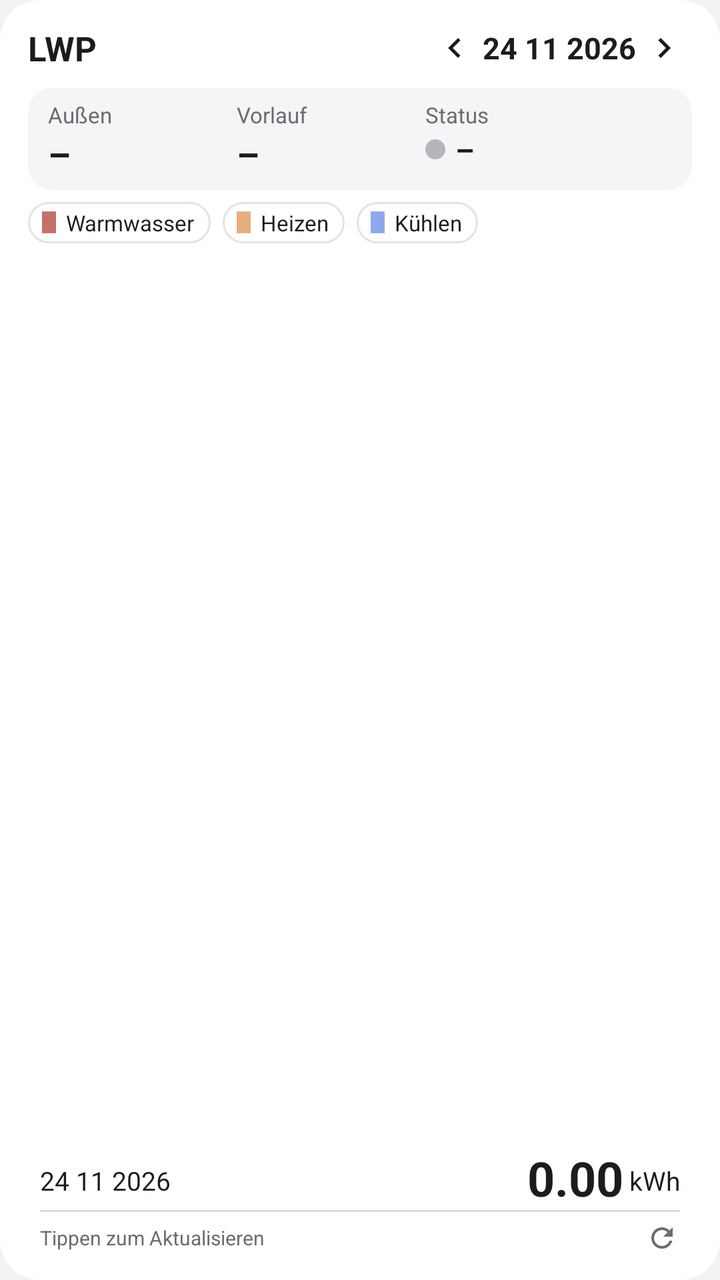
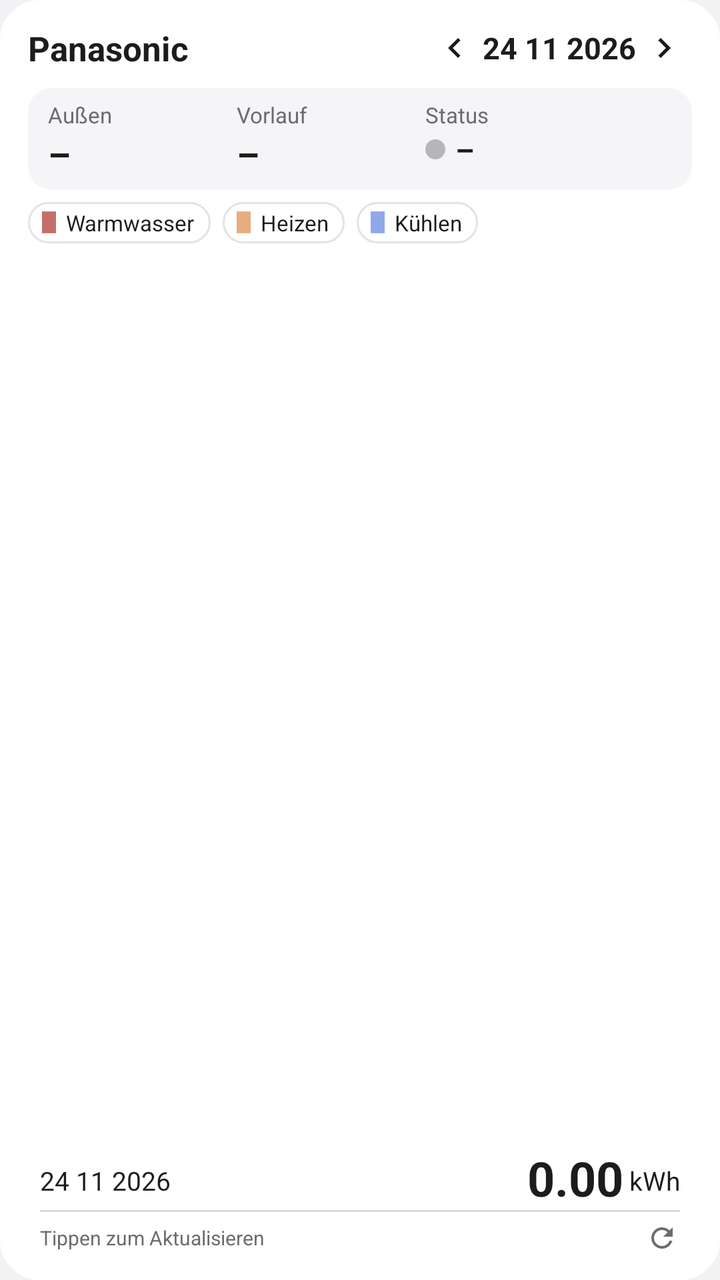

Before-and-after screenshots of an Android layout around one commit, followed by the original layout XML and the change that was made.
<!-- AndroidManifest.xml: application theme AppTheme -->
<!-- res/layout/widget_lwp.xml -->
<?xml version="1.0" encoding="utf-8"?>
<LinearLayout xmlns:android="http://schemas.android.com/apk/res/android"
    android:id="@+id/root"
    android:layout_width="match_parent"
    android:layout_height="match_parent"
    android:background="@drawable/widget_bg"
    android:orientation="vertical"
    android:paddingStart="14dp"
    android:paddingTop="10dp"
    android:paddingEnd="14dp"
    android:paddingBottom="8dp">

    
    <LinearLayout
        android:layout_width="match_parent"
        android:layout_height="wrap_content"
        android:gravity="center_vertical"
        android:orientation="horizontal">

        <TextView
            android:id="@+id/title"
            android:layout_width="0dp"
            android:layout_height="wrap_content"
            android:layout_weight="1"
            android:ellipsize="end"
            android:maxLines="1"
            android:text="LWP"
            android:textColor="@color/text_primary"
            android:textSize="17sp"
            android:textStyle="bold" />

        <ImageView
            android:id="@+id/prev"
            android:layout_width="28dp"
            android:layout_height="28dp"
            android:contentDescription="Vorheriger Tag"
            android:padding="4dp"
            android:src="@drawable/ic_chevron_left" />

        <TextView
            android:id="@+id/date"
            android:layout_width="wrap_content"
            android:layout_height="wrap_content"
            android:text="24 11 2026"
            android:textColor="@color/text_primary"
            android:textSize="15sp"
            android:textStyle="bold" />

        <ImageView
            android:id="@+id/next"
            android:layout_width="28dp"
            android:layout_height="28dp"
            android:contentDescription="Nächster Tag"
            android:padding="4dp"
            android:src="@drawable/ic_chevron_right" />
    </LinearLayout>

    
    <LinearLayout
        android:layout_width="match_parent"
        android:layout_height="wrap_content"
        android:layout_marginTop="6dp"
        android:background="@drawable/live_bg"
        android:baselineAligned="false"
        android:orientation="horizontal"
        android:paddingStart="10dp"
        android:paddingTop="6dp"
        android:paddingEnd="10dp"
        android:paddingBottom="6dp">

        <LinearLayout
            android:layout_width="0dp"
            android:layout_height="wrap_content"
            android:layout_weight="1"
            android:orientation="vertical">

            <TextView
                android:layout_width="wrap_content"
                android:layout_height="wrap_content"
                android:text="Außen"
                android:textColor="@color/text_secondary"
                android:textSize="11sp" />

            <TextView
                android:id="@+id/outdoor"
                android:layout_width="wrap_content"
                android:layout_height="wrap_content"
                android:text="–"
                android:textColor="@color/text_primary"
                android:textSize="18sp"
                android:textStyle="bold" />
        </LinearLayout>

        <LinearLayout
            android:layout_width="0dp"
            android:layout_height="wrap_content"
            android:layout_weight="1"
            android:orientation="vertical">

            <TextView
                android:id="@+id/flow_label"
                android:layout_width="wrap_content"
                android:layout_height="wrap_content"
                android:text="Vorlauf"
                android:textColor="@color/text_secondary"
                android:textSize="11sp" />

            <TextView
                android:id="@+id/flow"
                android:layout_width="wrap_content"
                android:layout_height="wrap_content"
                android:text="–"
                android:textColor="@color/text_primary"
                android:textSize="18sp"
                android:textStyle="bold" />
        </LinearLayout>

        <LinearLayout
            android:layout_width="0dp"
            android:layout_height="wrap_content"
            android:layout_weight="1.3"
            android:orientation="vertical">

            <TextView
                android:layout_width="wrap_content"
                android:layout_height="wrap_content"
                android:text="Status"
                android:textColor="@color/text_secondary"
                android:textSize="11sp" />

            <LinearLayout
                android:layout_width="wrap_content"
                android:layout_height="wrap_content"
                android:gravity="center_vertical"
                android:orientation="horizontal">

                <ImageView
                    android:id="@+id/activity_dot"
                    android:layout_width="10dp"
                    android:layout_height="10dp"
                    android:layout_marginEnd="5dp"
                    android:src="@drawable/dot_idle" />

                <TextView
                    android:id="@+id/activity"
                    android:layout_width="wrap_content"
                    android:layout_height="wrap_content"
                    android:maxLines="1"
                    android:text="–"
                    android:textColor="@color/text_primary"
                    android:textSize="15sp"
                    android:textStyle="bold" />
            </LinearLayout>
        </LinearLayout>
    </LinearLayout>

    
    <LinearLayout
        android:layout_width="match_parent"
        android:layout_height="wrap_content"
        android:layout_marginTop="6dp"
        android:orientation="horizontal">

        <LinearLayout
            android:layout_width="wrap_content"
            android:layout_height="wrap_content"
            android:layout_marginEnd="6dp"
            android:background="@drawable/chip_bg"
            android:gravity="center_vertical"
            android:orientation="horizontal"
            android:paddingStart="7dp"
            android:paddingTop="3dp"
            android:paddingEnd="8dp"
            android:paddingBottom="3dp">

            <ImageView
                android:layout_width="7dp"
                android:layout_height="11dp"
                android:layout_marginEnd="5dp"
                android:src="@drawable/legend_hot_water" />

            <TextView
                android:layout_width="wrap_content"
                android:layout_height="wrap_content"
                android:text="Warmwasser"
                android:textColor="@color/text_primary"
                android:textSize="11sp" />
        </LinearLayout>

        <LinearLayout
            android:layout_width="wrap_content"
            android:layout_height="wrap_content"
            android:layout_marginEnd="6dp"
            android:background="@drawable/chip_bg"
            android:gravity="center_vertical"
            android:orientation="horizontal"
            android:paddingStart="7dp"
            android:paddingTop="3dp"
            android:paddingEnd="8dp"
            android:paddingBottom="3dp">

            <ImageView
                android:layout_width="7dp"
                android:layout_height="11dp"
                android:layout_marginEnd="5dp"
                android:src="@drawable/legend_heat" />

            <TextView
                android:layout_width="wrap_content"
                android:layout_height="wrap_content"
                android:text="Heizen"
                android:textColor="@color/text_primary"
                android:textSize="11sp" />
        </LinearLayout>

        <LinearLayout
            android:layout_width="wrap_content"
            android:layout_height="wrap_content"
            android:background="@drawable/chip_bg"
            android:gravity="center_vertical"
            android:orientation="horizontal"
            android:paddingStart="7dp"
            android:paddingTop="3dp"
            android:paddingEnd="8dp"
            android:paddingBottom="3dp">

            <ImageView
                android:layout_width="7dp"
                android:layout_height="11dp"
                android:layout_marginEnd="5dp"
                android:src="@drawable/legend_cool" />

            <TextView
                android:layout_width="wrap_content"
                android:layout_height="wrap_content"
                android:text="Kühlen"
                android:textColor="@color/text_primary"
                android:textSize="11sp" />
        </LinearLayout>
    </LinearLayout>

    
    <ImageView
        android:id="@+id/chart"
        android:layout_width="match_parent"
        android:layout_height="0dp"
        android:layout_marginTop="4dp"
        android:layout_weight="1"
        android:contentDescription="Stündlicher Verbrauch"
        android:scaleType="fitXY" />

    
    <LinearLayout
        android:layout_width="match_parent"
        android:layout_height="wrap_content"
        android:gravity="bottom"
        android:orientation="horizontal"
        android:paddingStart="6dp"
        android:paddingEnd="6dp">

        <TextView
            android:id="@+id/total_date"
            android:layout_width="0dp"
            android:layout_height="wrap_content"
            android:layout_marginBottom="3dp"
            android:layout_weight="1"
            android:text="24 11 2026"
            android:textColor="@color/text_primary"
            android:textSize="13sp" />

        <TextView
            android:id="@+id/total"
            android:layout_width="wrap_content"
            android:layout_height="wrap_content"
            android:text="0.00"
            android:textColor="@color/text_primary"
            android:textSize="24sp"
            android:textStyle="bold" />

        <TextView
            android:layout_width="wrap_content"
            android:layout_height="wrap_content"
            android:layout_marginStart="3dp"
            android:layout_marginBottom="3dp"
            android:text="kWh"
            android:textColor="@color/text_primary"
            android:textSize="13sp" />
    </LinearLayout>

    <ImageView
        android:layout_width="match_parent"
        android:layout_height="1dp"
        android:layout_marginStart="6dp"
        android:layout_marginEnd="6dp"
        android:src="@color/divider" />

    
    <LinearLayout
        android:layout_width="match_parent"
        android:layout_height="wrap_content"
        android:gravity="center_vertical"
        android:orientation="horizontal"
        android:paddingStart="6dp">

        <TextView
            android:id="@+id/updated"
            android:layout_width="0dp"
            android:layout_height="wrap_content"
            android:layout_weight="1"
            android:ellipsize="end"
            android:maxLines="1"
            android:text="Tippen zum Aktualisieren"
            android:textColor="@color/text_secondary"
            android:textSize="10sp" />

        <ImageView
            android:id="@+id/refresh"
            android:layout_width="30dp"
            android:layout_height="26dp"
            android:contentDescription="Aktualisieren"
            android:padding="5dp"
            android:src="@drawable/ic_refresh" />
    </LinearLayout>
</LinearLayout>
<!-- resources referenced by this layout -->
<resources>
  <color name="divider">#FFDADADF</color>
  <color name="text_primary">#FF1C1C1E</color>
  <color name="text_secondary">#FF6B6B70</color>
  <!-- drawable chip_bg (drawable) -->
  <?xml version="1.0" encoding="utf-8"?>
  <shape xmlns:android="http://schemas.android.com/apk/res/android" android:shape="rectangle">
      <solid android:color="@color/card" />
      <stroke android:width="1dp" android:color="@color/chip_stroke" />
      <corners android:radius="10dp" />
  </shape>
  <!-- drawable dot_idle (drawable) -->
  <?xml version="1.0" encoding="utf-8"?>
  <shape xmlns:android="http://schemas.android.com/apk/res/android" android:shape="oval">
      <solid android:color="@color/idle" />
      <size android:width="10dp" android:height="10dp" />
  </shape>
  <!-- drawable ic_chevron_left (drawable) -->
  <?xml version="1.0" encoding="utf-8"?>
  <vector xmlns:android="http://schemas.android.com/apk/res/android"
      android:width="20dp" android:height="20dp" android:viewportWidth="24" android:viewportHeight="24">
      <path android:fillColor="@color/text_primary" android:pathData="M15.41,7.41L14,6l-6,6 6,6 1.41,-1.41L10.83,12z" />
  </vector>
  <!-- drawable ic_chevron_right (drawable) -->
  <?xml version="1.0" encoding="utf-8"?>
  <vector xmlns:android="http://schemas.android.com/apk/res/android"
      android:width="20dp" android:height="20dp" android:viewportWidth="24" android:viewportHeight="24">
      <path android:fillColor="@color/text_primary" android:pathData="M10,6L8.59,7.41 13.17,12l-4.58,4.59L10,18l6,-6z" />
  </vector>
  <!-- drawable legend_cool (drawable) -->
  <?xml version="1.0" encoding="utf-8"?>
  <shape xmlns:android="http://schemas.android.com/apk/res/android" android:shape="rectangle">
      <solid android:color="@color/cool" />
      <size android:width="9dp" android:height="14dp" />
  </shape>
  <!-- drawable legend_heat (drawable) -->
  <?xml version="1.0" encoding="utf-8"?>
  <shape xmlns:android="http://schemas.android.com/apk/res/android" android:shape="rectangle">
      <solid android:color="@color/heat" />
      <size android:width="9dp" android:height="14dp" />
  </shape>
  <!-- drawable legend_hot_water (drawable) -->
  <?xml version="1.0" encoding="utf-8"?>
  <shape xmlns:android="http://schemas.android.com/apk/res/android" android:shape="rectangle">
      <solid android:color="@color/hot_water" />
      <size android:width="9dp" android:height="14dp" />
  </shape>
  <!-- drawable live_bg (drawable) -->
  <?xml version="1.0" encoding="utf-8"?>
  <shape xmlns:android="http://schemas.android.com/apk/res/android" android:shape="rectangle">
      <solid android:color="@color/live_bg" />
      <corners android:radius="12dp" />
  </shape>
  <!-- drawable widget_bg (drawable) -->
  <?xml version="1.0" encoding="utf-8"?>
  <shape xmlns:android="http://schemas.android.com/apk/res/android" android:shape="rectangle">
      <solid android:color="@color/card" />
      <corners android:radius="20dp" />
  </shape>
  <style name="AppTheme" parent="android:Theme.Material.Light.NoActionBar">
          <item name="android:windowBackground">@color/page</item>
          <item name="android:statusBarColor">@color/page</item>
          <item name="android:windowLightStatusBar">true</item>
          <item name="android:colorAccent">@color/hot_water</item>
      </style>
  <color name="card">#FFFFFFFF</color>
  <color name="chip_stroke">#FFE3E3E6</color>
  <color name="idle">#FFB5B5BA</color>
  <color name="cool">#FF8EA8EA</color>
  <color name="heat">#FFE8AD7E</color>
  <color name="hot_water">#FFC4706A</color>
  <color name="live_bg">#FFF5F5F7</color>
  <color name="page">#FFF2F2F4</color>
  <!-- unchanged entries left out for length: 1 -->
</resources>

<!-- the commit's change to res/layout/widget_lwp.xml (unified diff, before → after) -->
@@ -24,7 +24,7 @@
             android:layout_weight="1"
             android:ellipsize="end"
             android:maxLines="1"
-            android:text="LWP"
+            android:text="Panasonic"
             android:textColor="@color/text_primary"
             android:textSize="17sp"
             android:textStyle="bold" />
